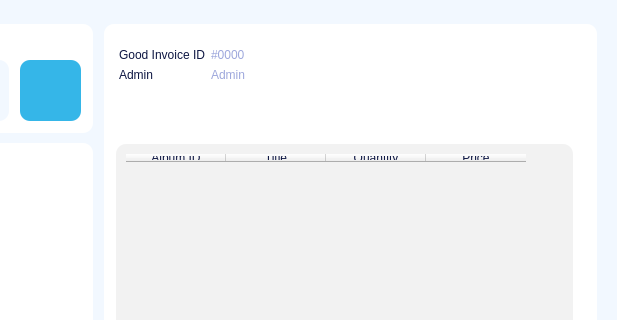
First picture: the form in USER_INTERFACE/Export/MainWindowExport.ui, repository chauphung1509/Final_KTLT, before the edit; both pictures show x 772 to 1389 and y 0 to 320 of the 1389 by 855 pixel window.
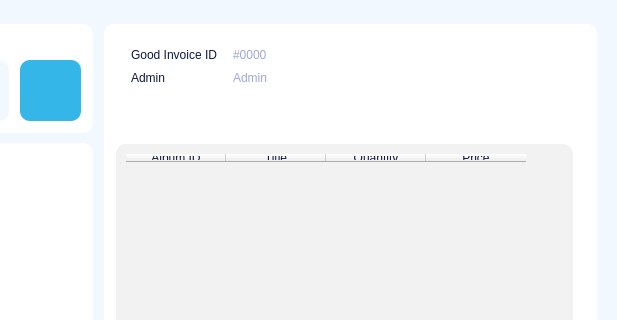
Second picture: the form after the edit. Icons and pictures are not drawn.

Commit message: màn hình Export, nghiệp vụ xuất hàng ra khỏi kho

What changed in the file:
```diff
--- a/USER_INTERFACE/Export/MainWindowExport.ui
+++ b/USER_INTERFACE/Export/MainWindowExport.ui
@@ -833,13 +833,19 @@
    <widget class="QWidget" name="formLayoutWidget">
     <property name="geometry">
      <rect>
-      <x>891</x>
+      <x>903</x>
       <y>48</y>
-      <width>457</width>
+      <width>445</width>
       <height>85</height>
      </rect>
     </property>
     <layout class="QFormLayout" name="formLayout">
+     <property name="horizontalSpacing">
+      <number>16</number>
+     </property>
+     <property name="verticalSpacing">
+      <number>9</number>
+     </property>
      <item row="1" column="0">
       <widget class="QLabel" name="label_7">
        <property name="styleSheet">
```
The commit also changes 1 other file.
